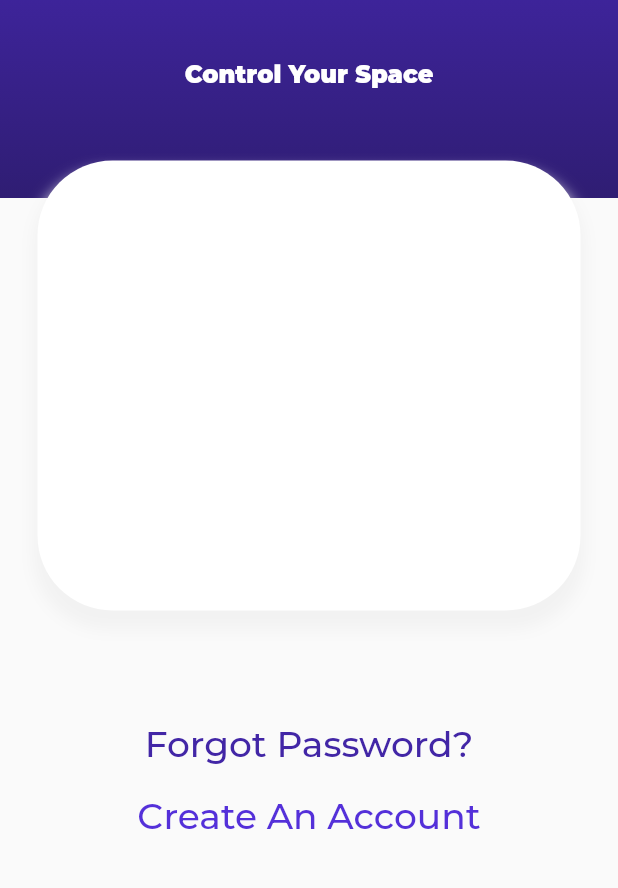
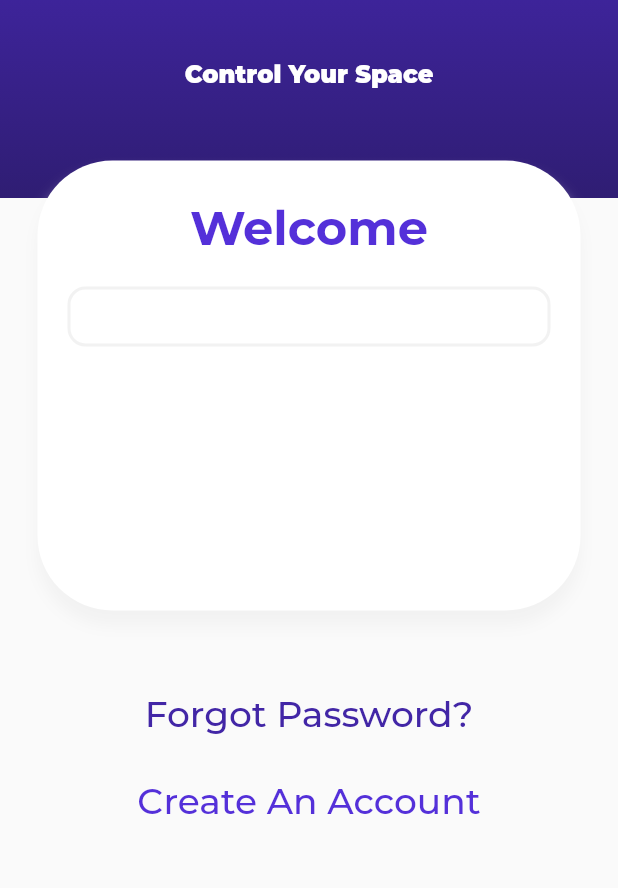
Before and after one commit to AntonioJrDeveloper/smart_home, a Flutter app: the screen it shows after launch, on a phone screen of 412 x 824 dp, the part 327-1215 px from its top. Run offline on Flutter 3.47's test engine with Material 2 defaults, Android fonts, the phone set to English and light mode, and no system bars; our stand-ins replace gap; project files that could hold a hidden picture were left out.

Commit message:
Se añadio un SingleChildScrollView y se comenzo a trabajar en el From del login

```diff
--- a/analysis_options.yaml
+++ b/analysis_options.yaml
@@ -22,7 +22,7 @@ linter:
   # producing the lint.
   rules:
     # avoid_print: false  # Uncomment to disable the `avoid_print` rule
-    # prefer_single_quotes: true  # Uncomment to enable the `prefer_single_quotes` rule
+    prefer_single_quotes: true  # Uncomment to enable the `prefer_single_quotes` rule
 
 # Additional information about this file can be found at
 # https://dart.dev/guides/language/analysis-options
--- a/lib/pages/log_in_page.dart
+++ b/lib/pages/log_in_page.dart
@@ -10,15 +10,11 @@ class LogInPage extends StatelessWidget {
   @override
   Widget build(BuildContext context) {
     return const Scaffold(
-      body: Column(
-        children: <Widget>[
-          TitleGroup(),
-          LogInGroup(),
-          MaxGap(40),
-          AccountGroup()
-        ],
+        body: SingleChildScrollView(
+      child: Column(
+        children: <Widget>[TitleGroup(), LogInGroup(), AccountGroup()],
       ),
-    );
+    ));
   }
 }
 
@@ -29,23 +25,30 @@ class AccountGroup extends StatelessWidget {
 
   @override
   Widget build(BuildContext context) {
-    return Column(
+    return Padding(
+      padding: const EdgeInsets.only(top: 20, bottom: 20),
+      child: Column(
         children: <Widget>[
           TextButton(
               onPressed: () => print('Forgot Password'),
               child: Text(
                 SmartHomeCopys.forgotPwd,
-              style: SmartHomeThemes.defaultTheme.textTheme.bodySmall!.copyWith(
-                  color: SmartHomeColors.brandSecondaryColor, fontSize: 24),
+                style: SmartHomeThemes.defaultTheme.textTheme.bodySmall!
+                    .copyWith(
+                        color: SmartHomeColors.brandSecondaryColor,
+                        fontSize: 24),
               )),
+          const Gap(10),
           TextButton(
               onPressed: () => print('Create Account'),
               child: Text(
                 SmartHomeCopys.createAccount,
-              style: SmartHomeThemes.defaultTheme.textTheme.bodySmall!.copyWith(
+                style: SmartHomeThemes.defaultTheme.textTheme.bodySmall!
+                    .copyWith(
                         color: SmartHomeColors.brandPrimaryColor, fontSize: 24),
-            ))
+              )),
         ],
+      ),
     );
   }
 }
@@ -57,7 +60,8 @@ class LogInGroup extends StatelessWidget {
 
   @override
   Widget build(BuildContext context) {
-    return Container(
+    return Stack(children: <Widget>[
+      Container(
         transform: Matrix4.translationValues(0, -25, 0),
         margin: const EdgeInsets.only(left: 25, right: 25),
         height: 300,
@@ -68,10 +72,38 @@ class LogInGroup extends StatelessWidget {
               BoxShadow(
                   color: SmartHomeColors.brandLightDividerColor,
                   offset: Offset(0, 10),
-                spreadRadius: 2.5,
                   blurRadius: 7.5)
             ]),
-    );
+      ),
+      Center(
+        child: Column(children: <Widget>[
+          Text(
+            SmartHomeCopys.welcome,
+            style: SmartHomeThemes.defaultTheme.textTheme.displaySmall!
+                .copyWith(
+                    color: SmartHomeColors.brandPrimaryColor, fontSize: 32),
+          ),
+          Form(
+              child: Container(
+            margin: const EdgeInsets.symmetric(vertical: 20, horizontal: 45),
+            child: Column(
+              children: <Widget>[
+                Container(
+                  height: 40,
+                  decoration: BoxDecoration(
+                    color: SmartHomeColors.brandLightColor,
+                    border: Border.all(
+                        color: SmartHomeColors.brandLightDividerColor,
+                        width: 2),
+                    borderRadius: const BorderRadius.all(SmartHomeRadius.xs),
+                  ),
+                )
+              ],
+            ),
+          ))
+        ]),
+      ),
+    ]);
   }
 }
 
@@ -87,7 +119,7 @@ class TitleGroup extends StatelessWidget {
       height: 350,
       decoration: BoxDecoration(gradient: SmartHomeColors.brandLinearGradient),
       child: Column(children: <Widget>[
-        const MaxGap(100),
+        const Gap(100),
         Text(
           SmartHomeCopys.home,
           style: SmartHomeThemes.defaultTheme.textTheme.titleSmall!
@@ -98,7 +130,7 @@ class TitleGroup extends StatelessWidget {
           style: SmartHomeThemes.defaultTheme.textTheme.titleMedium!
               .copyWith(color: SmartHomeColors.brandLightColor),
         ),
-        const MaxGap(40),
+        const Gap(40),
         Text(
           SmartHomeCopys.controlSpace,
           style: SmartHomeThemes.defaultTheme.textTheme.bodyLarge!
```
Lines whose indentation alone changed are shown as unchanged.
